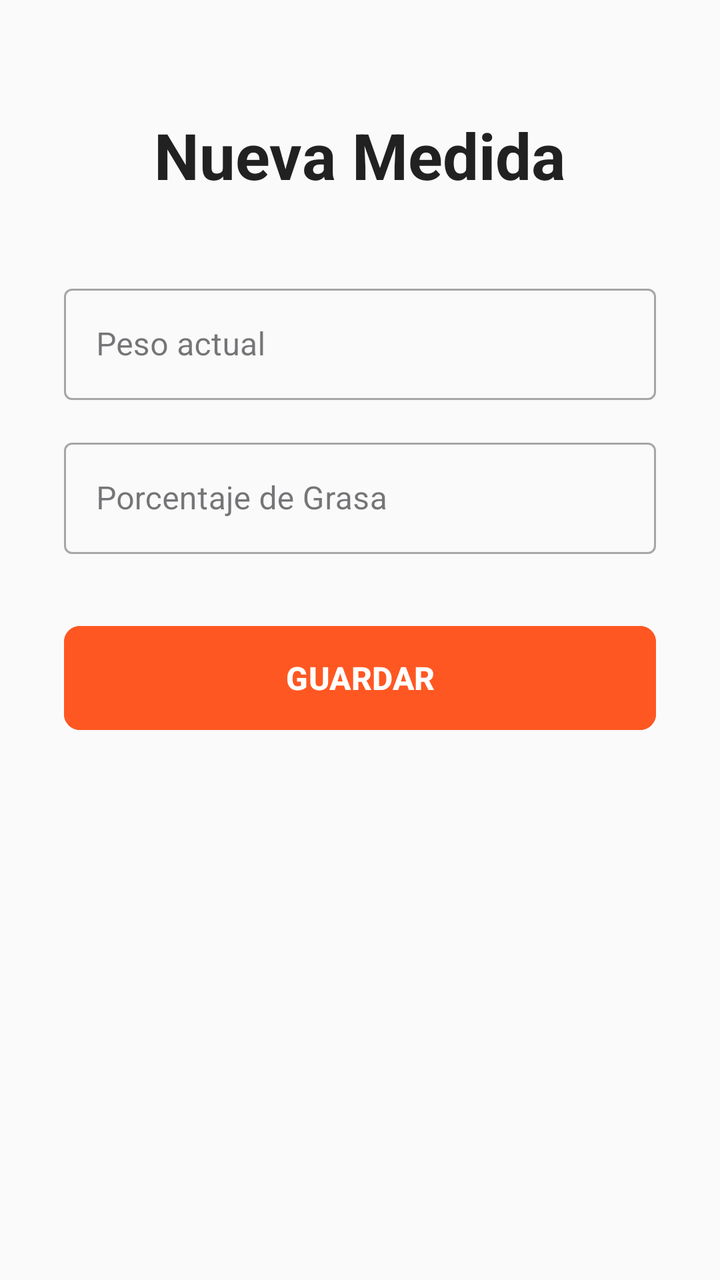
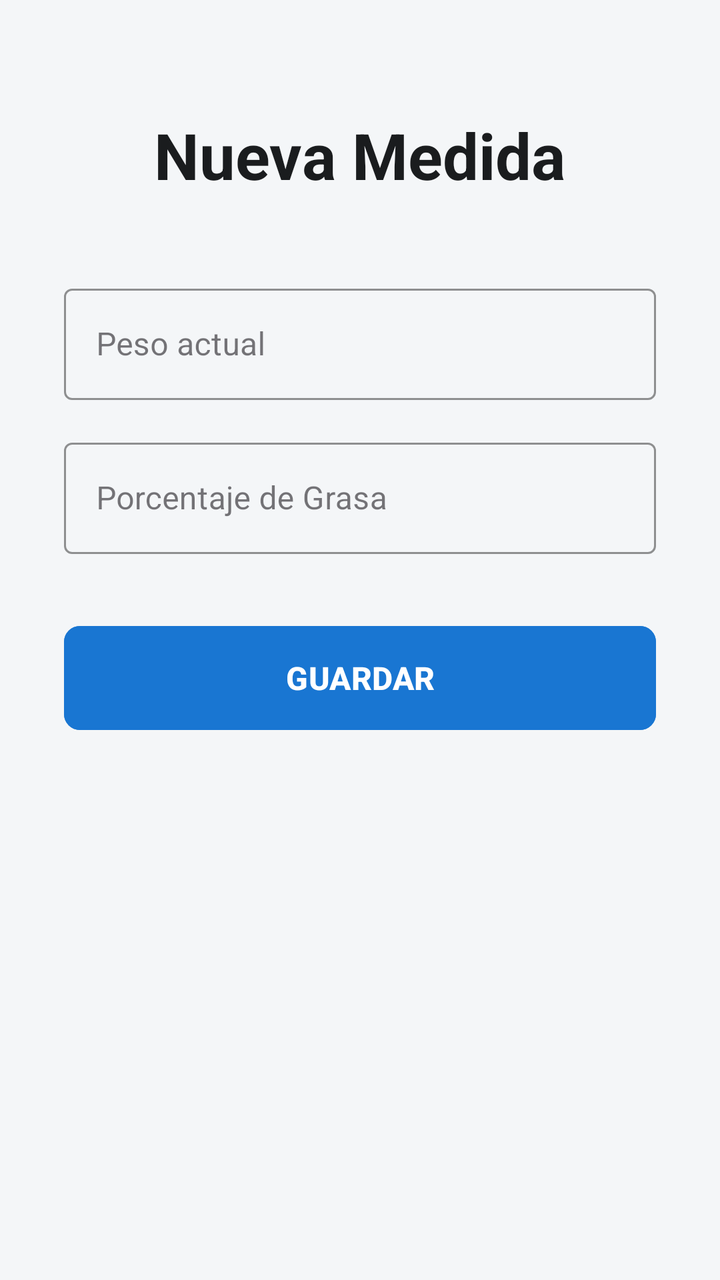

Two renders of the same Android screen: before a commit and after it. Below are the layout's source before the change and the commit's diff.
<!-- AndroidManifest.xml: application theme Theme.Aplicacion -->
<!-- res/layout/activity_nueva_medida.xml -->
<?xml version="1.0" encoding="UTF-8" ?>
<ScrollView xmlns:android="http://schemas.android.com/apk/res/android"
    xmlns:app="http://schemas.android.com/apk/res-auto"
    android:layout_width="match_parent"
    android:layout_height="match_parent"
    android:fillViewport="true"
    android:background="#FAFAFA">

    <LinearLayout
        android:layout_width="match_parent"
        android:layout_height="wrap_content"
        android:orientation="vertical"
        android:padding="32dp"
        android:gravity="center_horizontal">

        
        <TextView
            android:layout_width="wrap_content"
            android:layout_height="wrap_content"
            android:text="Nueva Medida"
            android:textSize="32sp"
            android:textStyle="bold"
            android:textColor="#212121"
            android:layout_marginTop="24dp"
            android:layout_marginBottom="40dp"/>

        
        <com.google.android.material.textfield.TextInputLayout
            style="@style/Widget.MaterialComponents.TextInputLayout.OutlinedBox"
            android:layout_width="match_parent"
            android:layout_height="wrap_content"
            android:hint="Peso actual"
            app:suffixText="kg"
            android:layout_marginBottom="16dp">

            <com.google.android.material.textfield.TextInputEditText
                android:layout_width="match_parent"
                android:layout_height="wrap_content"
                android:id="@+id/etNuevoPeso"
                android:inputType="numberDecimal"/>
        </com.google.android.material.textfield.TextInputLayout>

        
        <com.google.android.material.textfield.TextInputLayout
            android:layout_width="match_parent"
            android:layout_height="wrap_content"
            style="@style/Widget.MaterialComponents.TextInputLayout.OutlinedBox"
            android:hint="Porcentaje de Grasa"
            app:suffixText="%"
            android:layout_marginBottom="32dp">

            <com.google.android.material.textfield.TextInputEditText
                android:layout_width="match_parent"
                android:layout_height="wrap_content"
                android:id="@+id/etGrasaNueva"
                android:inputType="numberDecimal"/>
        </com.google.android.material.textfield.TextInputLayout>

        
        <ProgressBar
            android:layout_width="wrap_content"
            android:layout_height="wrap_content"
            android:id="@+id/progressBarNuevaMedida"
            android:visibility="gone"
            android:layout_marginBottom="16dp"/>

        
        <com.google.android.material.button.MaterialButton
            android:layout_width="match_parent"
            android:layout_height="60dp"
            android:id="@+id/btnGuardarMediaForm"
            android:text="GUARDAR"
            android:textSize="16sp"
            android:textStyle="bold"
            android:backgroundTint="#FF5722"
            app:cornerRadius="8dp"
            android:layout_marginBottom="24dp"/>
    </LinearLayout>
</ScrollView>
<!-- resources referenced by this layout -->
<resources>
  <style name="Theme.Aplicacion" parent="Base.Theme.Aplicacion" />
  <style name="Base.Theme.Aplicacion" parent="Theme.Material3.DayNight.NoActionBar">
          
          
      </style>
</resources>

<!-- the commit's change to res/layout/activity_nueva_medida.xml (unified diff, before → after) -->
@@ -4,7 +4,7 @@
     android:layout_width="match_parent"
     android:layout_height="match_parent"
     android:fillViewport="true"
-    android:background="#FAFAFA">
+    android:background="@color/backgroundColor">
 
     <LinearLayout
         android:layout_width="match_parent"
@@ -20,7 +20,7 @@
             android:text="Nueva Medida"
             android:textSize="32sp"
             android:textStyle="bold"
-            android:textColor="#212121"
+            android:textColor="@color/textColorPrimary"
             android:layout_marginTop="24dp"
             android:layout_marginBottom="40dp"/>
 
@@ -31,12 +31,15 @@
             android:layout_height="wrap_content"
             android:hint="Peso actual"
             app:suffixText="kg"
+            app:boxStrokeColor="@color/primaryColor"
+            app:hintTextColor="@color/primaryColor"
             android:layout_marginBottom="16dp">
 
             <com.google.android.material.textfield.TextInputEditText
                 android:layout_width="match_parent"
                 android:layout_height="wrap_content"
                 android:id="@+id/etNuevoPeso"
+                android:textColor="@color/textColorPrimary"
                 android:inputType="numberDecimal"/>
         </com.google.android.material.textfield.TextInputLayout>
 
@@ -47,12 +50,15 @@
             style="@style/Widget.MaterialComponents.TextInputLayout.OutlinedBox"
             android:hint="Porcentaje de Grasa"
             app:suffixText="%"
+            app:boxStrokeColor="@color/primaryColor"
+            app:hintTextColor="@color/primaryColor"
             android:layout_marginBottom="32dp">
 
             <com.google.android.material.textfield.TextInputEditText
                 android:layout_width="match_parent"
                 android:layout_height="wrap_content"
                 android:id="@+id/etGrasaNueva"
+                android:textColor="@color/textColorPrimary"
                 android:inputType="numberDecimal"/>
         </com.google.android.material.textfield.TextInputLayout>
 
@@ -62,6 +68,7 @@
             android:layout_height="wrap_content"
             android:id="@+id/progressBarNuevaMedida"
             android:visibility="gone"
+            android:indeterminateTint="@color/primaryColor"
             android:layout_marginBottom="16dp"/>
 
         
@@ -72,7 +79,8 @@
             android:text="GUARDAR"
             android:textSize="16sp"
             android:textStyle="bold"
-            android:backgroundTint="#FF5722"
+            android:textColor="#FFFFFF"
+            android:backgroundTint="@color/primaryColor"
             app:cornerRadius="8dp"
             android:layout_marginBottom="24dp"/>
     </LinearLayout>
<!-- resource entries referenced after the edit -->
@@ -1,5 +1,8 @@
 <!-- resources referenced by this layout -->
 <resources>
+  <color name="backgroundColor">#F4F6F8</color>
+  <color name="primaryColor">#1976D2</color>
+  <color name="textColorPrimary">#1A1C1E</color>
   <style name="Theme.Aplicacion" parent="Base.Theme.Aplicacion" />
   <style name="Base.Theme.Aplicacion" parent="Theme.Material3.DayNight.NoActionBar">
           
